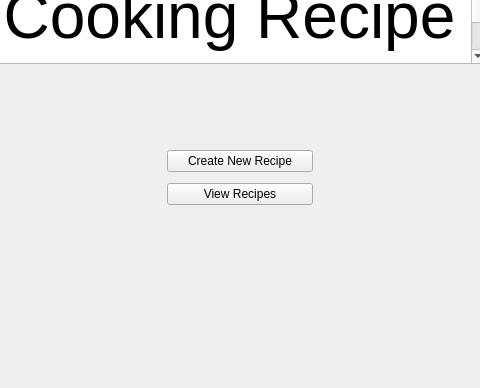
Qt form mainwindow.ui (plutowootoe/qtProject) before a commit; both pictures show x 133 to 613 and y 114 to 502 of the 775 by 502 pixel window.
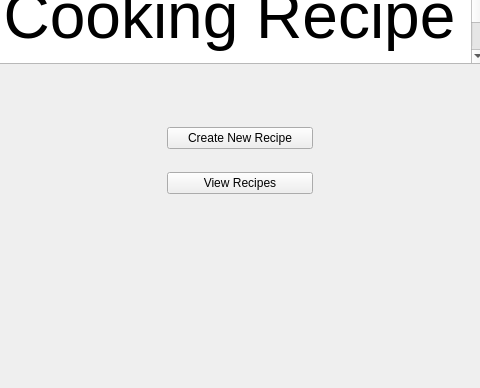
The same form after that commit.

Patch:
```diff
--- a/mainwindow.ui
+++ b/mainwindow.ui
@@ -18,9 +18,9 @@
     <property name="geometry">
      <rect>
       <x>300</x>
-      <y>240</y>
+      <y>205</y>
       <width>146</width>
-      <height>66</height>
+      <height>101</height>
      </rect>
     </property>
     <layout class="QVBoxLayout" name="verticalLayout">
```
Left out of the diff: 4 changed lines with no effect on the pictures.
